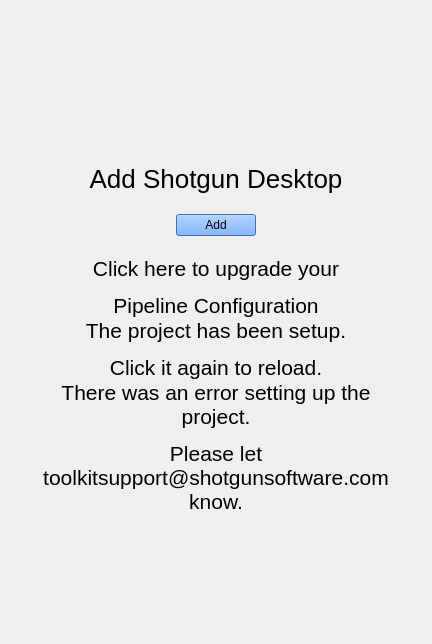
Before: the Qt Designer form resources/update_project_config.ui in shotgunsoftware/tk-desktop, drawn with Qt 5.
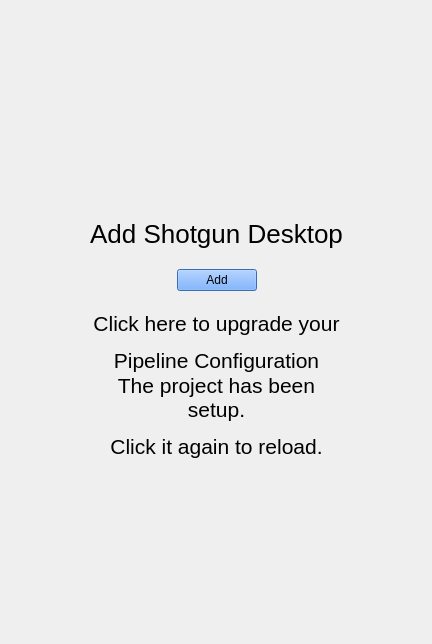
After: the same form once the commit is applied. Icons and pictures are not drawn.

Commit message: Ticket #25510 - Show error dialog if something happens when copying apps from tk-shell for an existing project without ti-desktop.

Diff of the .ui file:
```diff
--- a/resources/update_project_config.ui
+++ b/resources/update_project_config.ui
@@ -188,19 +188,6 @@
          </property>
         </widget>
        </item>
-       <item>
-        <widget class="QLabel" name="error">
-         <property name="text">
-          <string>&lt;html&gt;&lt;head/&gt;&lt;body&gt;&lt;p align=&quot;center&quot;&gt;&lt;span style=&quot; font-size:16pt;&quot;&gt;There was an error setting up the project.&lt;/span&gt;&lt;/p&gt;&lt;p align=&quot;center&quot;&gt;&lt;span style=&quot; font-size:16pt;&quot;&gt;Please let toolkitsupport@shotgunsoftware.com know.&lt;/span&gt;&lt;/p&gt;&lt;/body&gt;&lt;/html&gt;</string>
-         </property>
-         <property name="wordWrap">
-          <bool>true</bool>
-         </property>
-         <property name="textInteractionFlags">
-          <set>Qt::LinksAccessibleByMouse|Qt::TextSelectableByKeyboard|Qt::TextSelectableByMouse</set>
-         </property>
-        </widget>
-       </item>
       </layout>
      </item>
      <item>
```
The commit also changes 7 other files.
